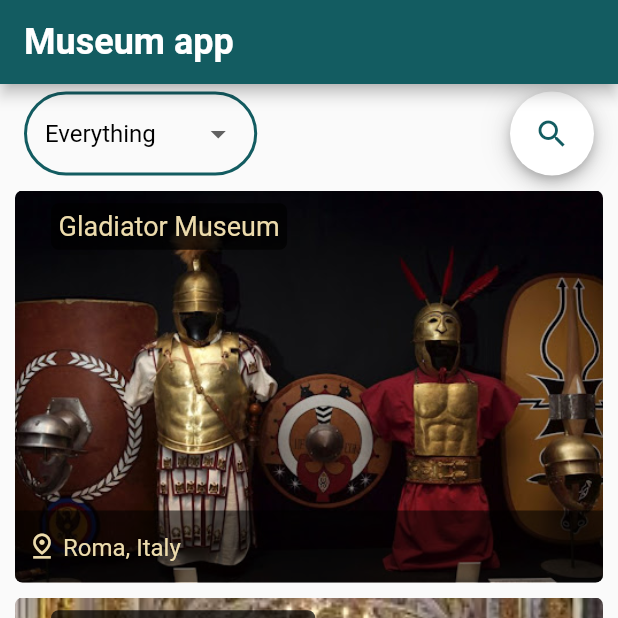
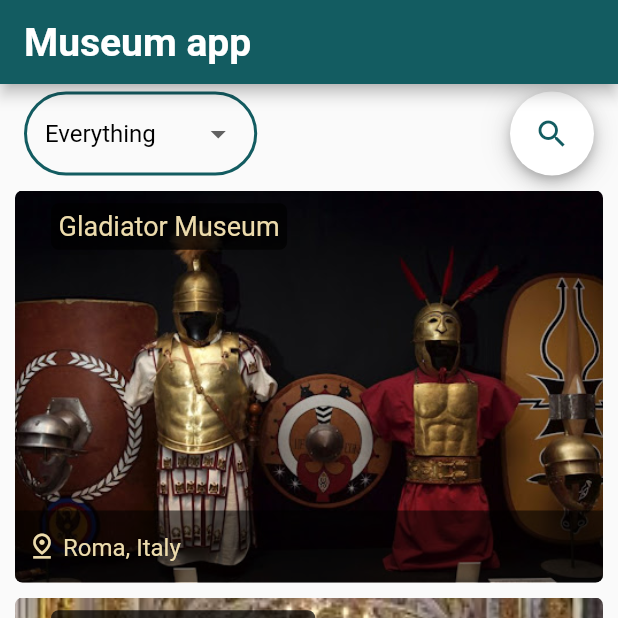
Before and after one commit to AIR-FOI-HR/AIR2101_FOAQ_TEAM_ZERO, a Flutter app: the screen it shows after launch, on a phone screen of 412 x 824 dp, the top half of it. Run offline on Flutter 3.47's test engine with Material 2 defaults, Android fonts, the phone set to English and light mode, and no system bars.

Commit message:
Changed textTheme styles of headline6 and headline 5

```diff
--- a/lib/main.dart
+++ b/lib/main.dart
@@ -25,13 +25,13 @@ class MyApp extends StatelessWidget {
           textTheme: ThemeData.light().textTheme.copyWith(
                 headline6: TextStyle(
                   fontWeight: FontWeight.bold,
-                  fontSize: 24,
-                  color: Colors.black,
+                  fontSize: 26,
+                  color: Colors.white,
                 ),
                 headline5: TextStyle(
                   fontWeight: FontWeight.bold,
                   fontSize: 20,
-                  color: Color.fromRGBO(236, 219, 172, 1),
+                  color: Colors.black,
                 ),
                 button: TextStyle(
                   color: Theme.of(context).accentColor,
```
